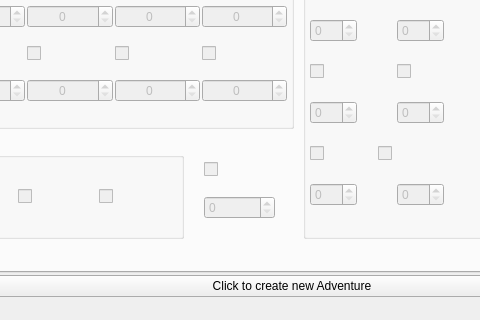
First picture: the form in save editor/SS_SaveEditor/forms/mainwindow.ui, repository Antidote/skyward-sword-save-editor, before the edit; both pictures show x 83 to 563 and y 230 to 550 of the 750 by 550 pixel window.
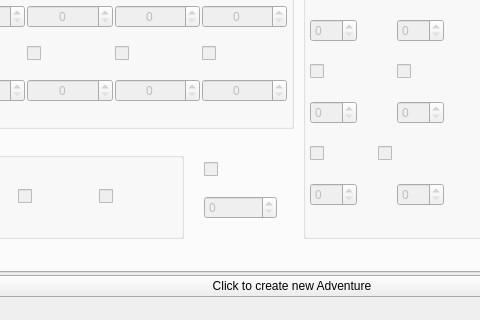
Second picture: the form after the edit. The open tabs and pages were chosen to show the change. Icons and pictures are not drawn.

Patch:
```diff
--- a/save editor/SS_SaveEditor/forms/mainwindow.ui
+++ b/save editor/SS_SaveEditor/forms/mainwindow.ui
@@ -2545,7 +2545,7 @@
          <rect>
           <x>270</x>
           <y>290</y>
-          <width>93</width>
+          <width>95</width>
           <height>106</height>
          </rect>
         </property>
```
Left out of the diff: 4 changed lines with no effect on the pictures.
